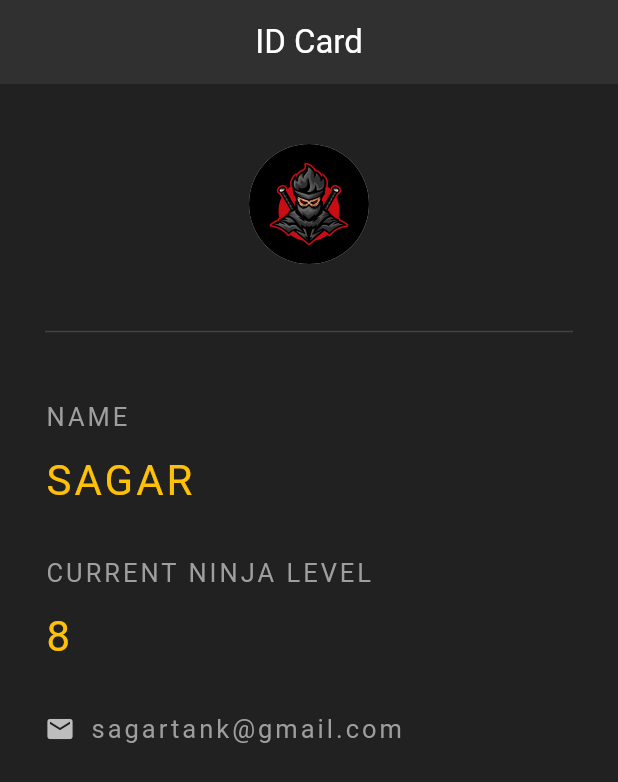
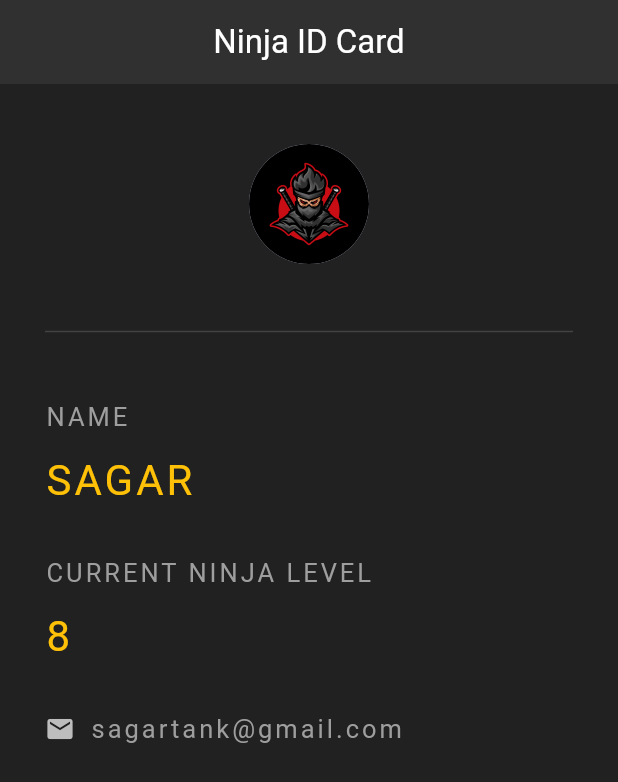
Before and after one commit to sagar9297/IDApp, a Flutter app: the screen it shows after launch, on a phone screen of 412 x 824 dp. Shown: the top 782 px of the screen. Run offline on Flutter 3.47's test engine with Material 3 defaults, Android fonts, the phone set to English and light mode, and no system bars.

Commit message:
Name changed

```diff
--- a/lib/main.dart
+++ b/lib/main.dart
@@ -22,7 +22,7 @@ class MyApp extends StatelessWidget {
       backgroundColor: Colors.grey[900],
       appBar: AppBar(
         title: const Text(
-          'ID Card',
+          'Ninja ID Card',
           style: TextStyle(color: Colors.white),
         ),
         backgroundColor: Colors.grey[850],
```
